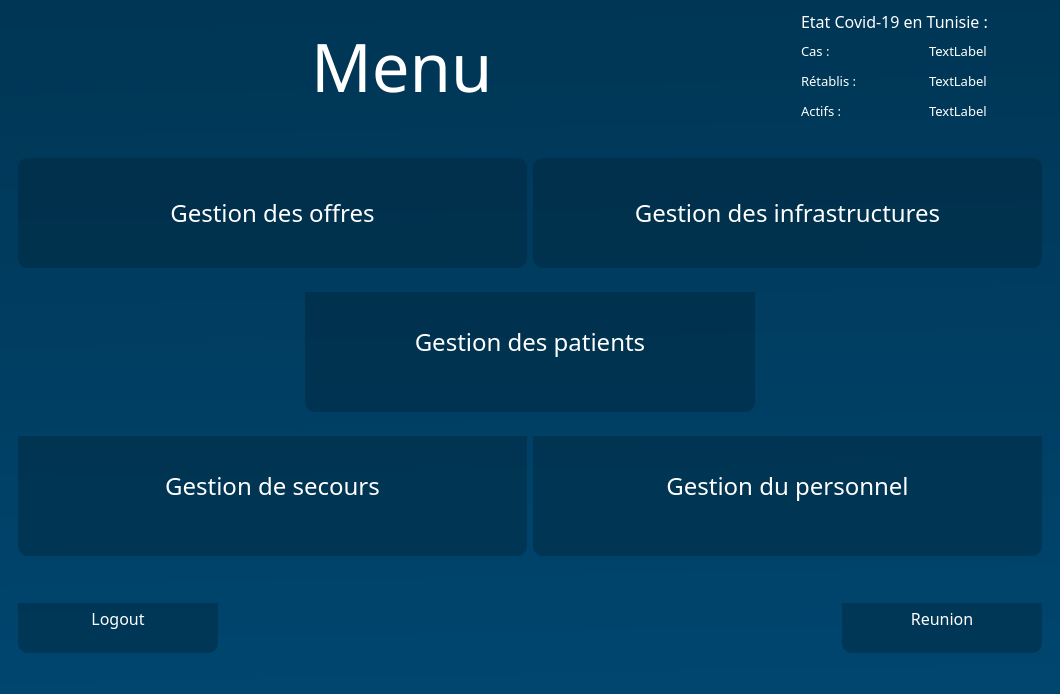
This is menu.ui in MedAliBZ/Hoptimal as Qt 5 draws it before an edit. The edited form follows.
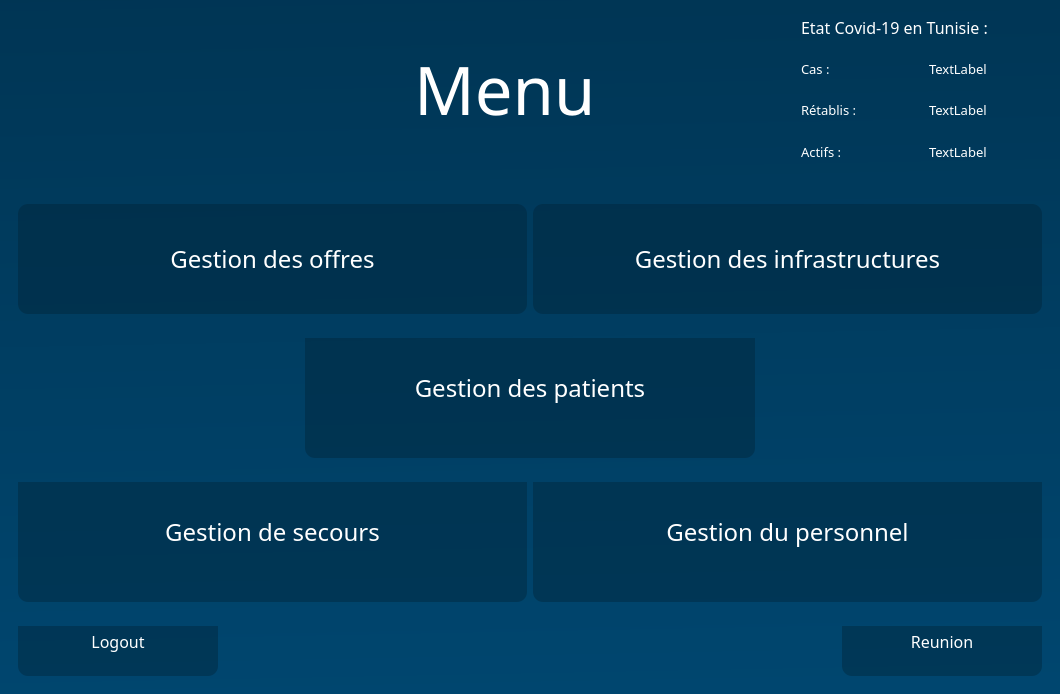
This is the edited form. The open tabs and pages were chosen to show the change. Icons and pictures are not drawn.

What changed in the file:
```diff
--- a/menu.ui
+++ b/menu.ui
@@ -819,10 +819,76 @@
        </layout>
       </widget>
       <widget class="QWidget" name="MenuG">
+       <layout class="QVBoxLayout" name="verticalLayout_79">
+        <item>
+         <layout class="QHBoxLayout" name="horizontalLayout_111">
+          <item>
        <layout class="QVBoxLayout" name="verticalLayout_24">
         <item>
          <layout class="QHBoxLayout" name="horizontalLayout_96">
           <item>
+               <widget class="QPushButton" name="volume_button">
+                <property name="minimumSize">
+                 <size>
+                  <width>0</width>
+                  <height>50</height>
+                 </size>
+                </property>
+                <property name="cursor">
+                 <cursorShape>PointingHandCursor</cursorShape>
+                </property>
+                <property name="layoutDirection">
+                 <enum>Qt::LeftToRight</enum>
+                </property>
+                <property name="styleSheet">
+                 <string notr="true">background-color:transparent;</string>
+                </property>
+                <property name="text">
+                 <string/>
+                </property>
+                <property name="icon">
+                 <iconset resource="pics.qrc">
+                  <normaloff>:/pics/pics/volumeON.png</normaloff>:/pics/pics/volumeON.png</iconset>
+                </property>
+                <property name="iconSize">
+                 <size>
+                  <width>40</width>
+                  <height>40</height>
+                 </size>
+                </property>
+               </widget>
+              </item>
+              <item>
+               <spacer name="horizontalSpacer_80">
+                <property name="orientation">
+                 <enum>Qt::Horizontal</enum>
+                </property>
+                <property name="sizeHint" stdset="0">
+                 <size>
+                  <width>40</width>
+                  <height>20</height>
+                 </size>
+                </property>
+               </spacer>
+              </item>
+             </layout>
+            </item>
+            <item>
+             <spacer name="verticalSpacer_39">
+              <property name="orientation">
+               <enum>Qt::Vertical</enum>
+              </property>
+              <property name="sizeHint" stdset="0">
+               <size>
+                <width>20</width>
+                <height>40</height>
+               </size>
+              </property>
+             </spacer>
+            </item>
+           </layout>
+          </item>
+          <item>
            <spacer name="horizontalSpacer_70">
             <property name="orientation">
              <enum>Qt::Horizontal</enum>
@@ -835,7 +901,7 @@
             </property>
            </spacer>
           </item>
-          <item alignment="Qt::AlignLeft">
+          <item>
            <widget class="QLabel" name="label_3">
             <property name="font">
              <font>
```
Left out of the diff: 72 changed lines with no effect on the pictures. Lines whose indentation alone changed are shown as unchanged.
